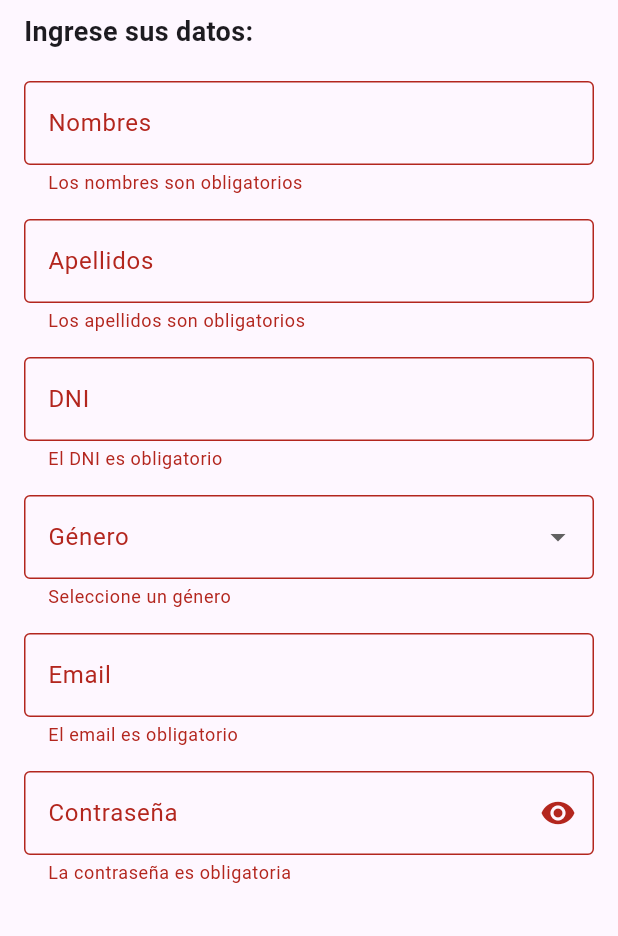
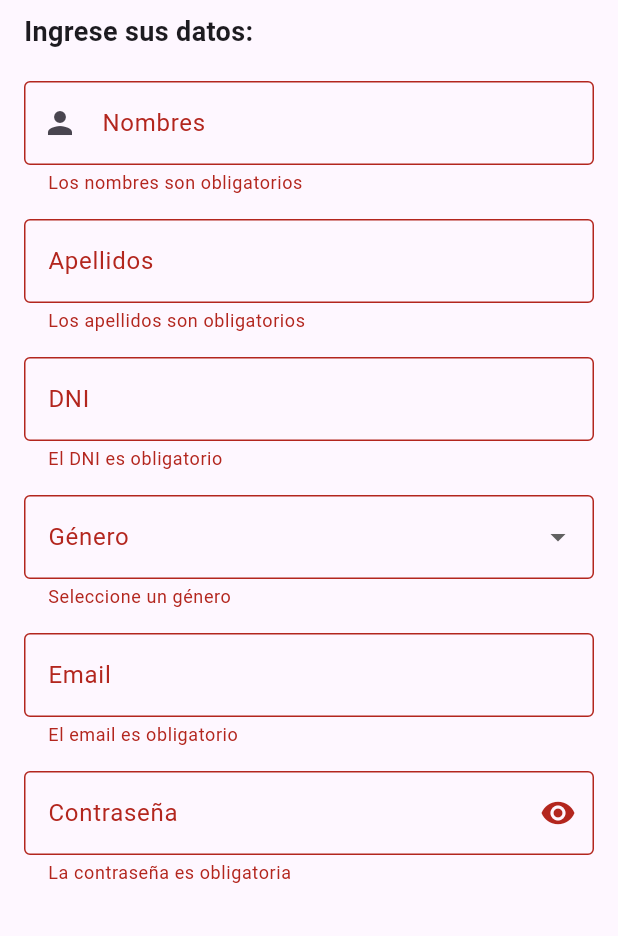
Before and after one commit to devfernando23/flutter-class, a Flutter app: the screen it shows after launch, after a tap on "Registrar", on a phone screen of 412 x 824 dp, the part 300-1236 px from its top. Run offline on Flutter 3.47's test engine with Material 3 defaults, Android fonts, the light colour scheme and no system bars; accounts and stored records are empty.

Commit message:
Se agregar la opcion de icono dentro de los inputs

```diff
--- a/lib/view/registro_view.dart
+++ b/lib/view/registro_view.dart
@@ -100,6 +100,7 @@ class _RegistroPageState extends State<RegistroPage> {
                   decoration: const InputDecoration(
                     labelText: "Nombres",
                     border: OutlineInputBorder(),
+                    prefixIcon: Icon(Icons.person)
                   ),
                   validator: (value) => User.validateNombres(value),
                 ),
```
